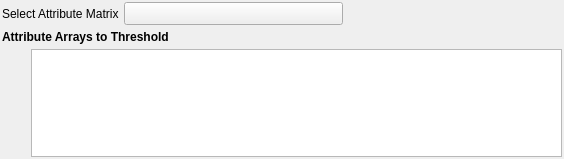
Old version of the form Source/SVWidgetsLib/FilterParameterWidgets/UI_Files/ComparisonSelectionWidget.ui in the repository BlueQuartzSoftware/SIMPL.
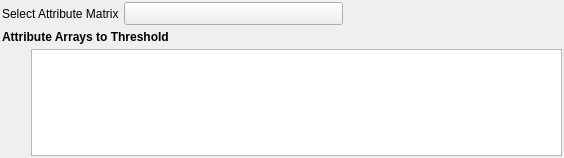
New version of the form. Icons and pictures are not drawn.

```diff
--- a/Source/SVWidgetsLib/FilterParameterWidgets/UI_Files/ComparisonSelectionWidget.ui
+++ b/Source/SVWidgetsLib/FilterParameterWidgets/UI_Files/ComparisonSelectionWidget.ui
@@ -7,7 +7,7 @@
     <x>0</x>
     <y>0</y>
     <width>564</width>
-    <height>159</height>
+    <height>158</height>
    </rect>
   </property>
   <layout class="QGridLayout" name="widgetLayout">
@@ -95,7 +95,7 @@
       <bool>false</bool>
      </attribute>
      <attribute name="verticalHeaderVisible">
-      <bool>true</bool>
+      <bool>false</bool>
      </attribute>
     </widget>
    </item>
```
Left out of the diff: 12 changed lines with no effect on the pictures.
